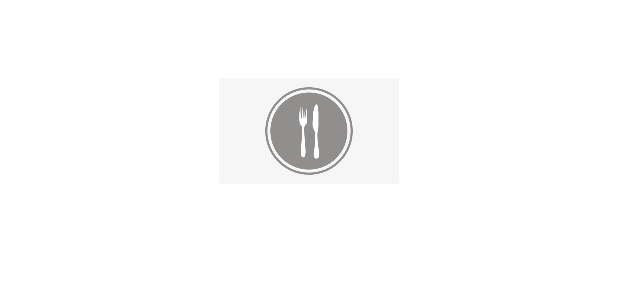
After one commit to UzairAhmed7623/Kitchen, an Android app: the layout header.xml on its own in the app's theme, with its tools: preview values and no code run, on a phone screen of 412 x 824 dp. The commit adds this screen. Shown: the top 300 px of the screen. Run offline under Robolectric (Android 15) with nearby library versions, the phone set to English and light mode, and no system bars.

Commit message:
commit 2!

```diff
--- a/app/src/main/AndroidManifest.xml
+++ b/app/src/main/AndroidManifest.xml
@@ -9,9 +9,10 @@
         android:roundIcon="@mipmap/ic_launcher_round"
         android:supportsRtl="true"
         android:theme="@style/Theme.Kitchen">
-        <activity android:name=".AddItem"></activity>
+        <activity android:name=".Orders"></activity>
+        <activity android:name=".AddItem" />
         <activity android:name=".itemProperties" />
-        <activity android:name=".Login"></activity>
+        <activity android:name=".Login" />
         <activity android:name=".MainActivity">
             <intent-filter>
                 <action android:name="android.intent.action.MAIN" />
--- /dev/null
+++ b/app/src/main/res/layout/header.xml
@@ -0,0 +1,29 @@
+<?xml version="1.0" encoding="utf-8"?>
+<LinearLayout
+    xmlns:android="http://schemas.android.com/apk/res/android"
+    android:orientation="vertical"
+    android:layout_width="match_parent"
+    android:layout_height="match_parent">
+
+    <LinearLayout
+        android:layout_width="match_parent"
+        android:layout_height="200dp"
+        android:orientation="vertical"
+        android:layout_gravity="center"
+        android:gravity="center">
+
+        <ImageView
+            android:layout_width="120dp"
+            android:layout_height="120dp"
+            android:src="@drawable/placeholder"/>
+
+        <TextView
+            android:layout_width="wrap_content"
+            android:layout_height="wrap_content"
+            android:text="User name"
+            android:textSize="18sp"
+            android:textColor="@android:color/white"/>
+
+    </LinearLayout>
+
+</LinearLayout>
--- a/app/src/main/res/values/strings.xml
+++ b/app/src/main/res/values/strings.xml
@@ -36,4 +36,7 @@
     <string name="available">Availability</string>
     <string name="price">Price</string>
 
+    <string name="navigation_drawer_open">Open navigation drawer</string>
+    <string name="navigation_drawer_close">Close navigation drawer</string>
+
 </resources>
```
Also changed, not shown: app/src/main/java/com/example/kitchen/MainActivity.java (+31 -9 lines), app/src/main/java/com/example/kitchen/Orders.java (added, +14 -0 lines), app/src/main/res/layout/activity_main.xml (+20 -2 lines), app/src/main/res/layout/activity_orders.xml (added, +21 -0 lines), app/src/main/res/menu/orders.xml (added, +9 -0 lines).
